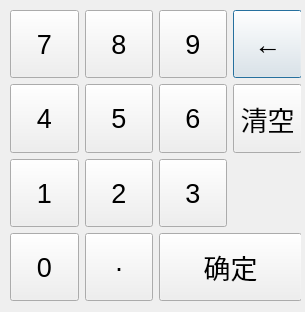
Qt form weldroidProject/src/UI/XindeBao/input.ui (295924038/robotics) before a commit.
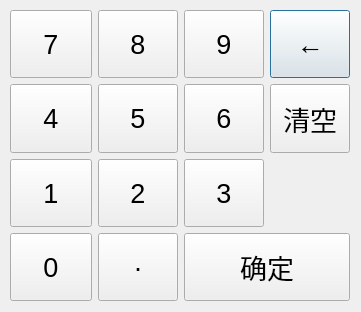
The same form after that commit.

```diff
--- a/weldroidProject/src/UI/XindeBao/input.ui
+++ b/weldroidProject/src/UI/XindeBao/input.ui
@@ -6,7 +6,7 @@
    <rect>
     <x>0</x>
     <y>0</y>
-    <width>305</width>
+    <width>361</width>
     <height>312</height>
    </rect>
   </property>
@@ -29,7 +29,7 @@
     <rect>
      <x>10</x>
      <y>10</y>
-     <width>291</width>
+     <width>340</width>
      <height>291</height>
     </rect>
    </property>
```
